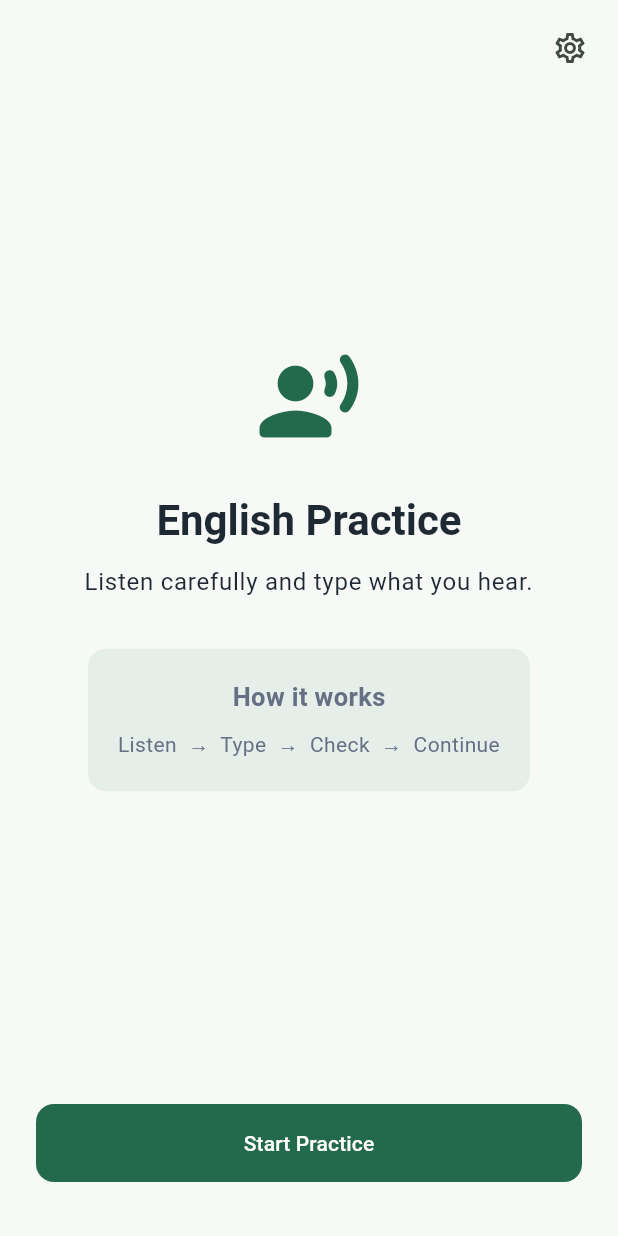
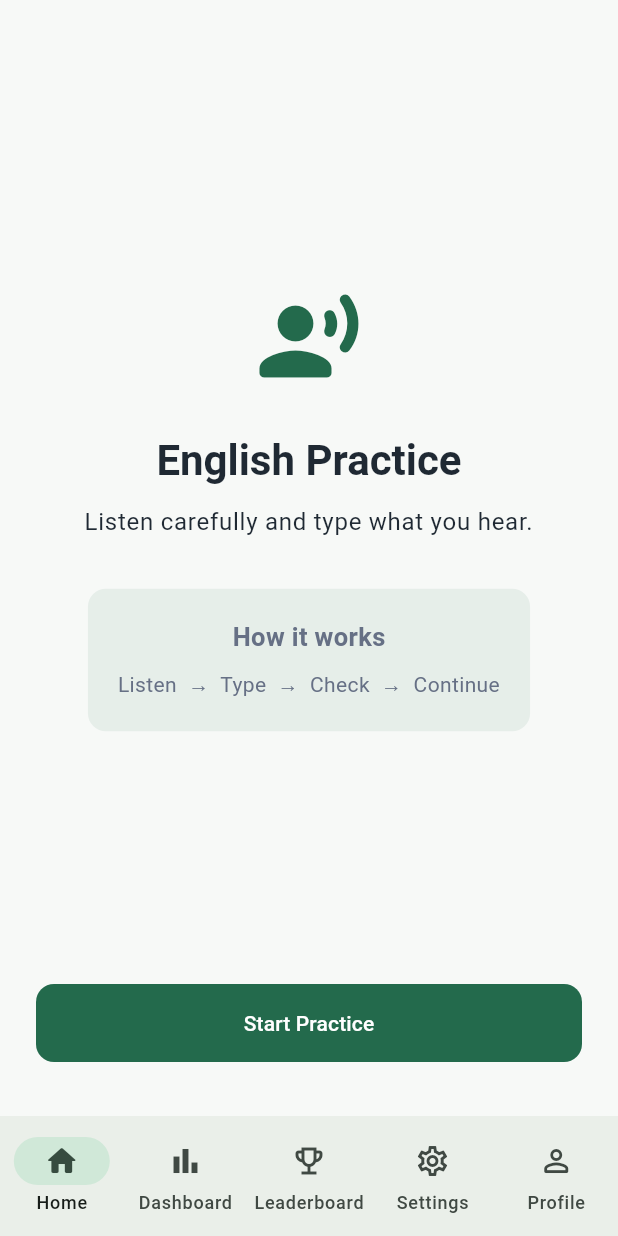
Before and after one commit to shahincse2/practice-english, a Flutter app: the screen it shows after launch, on a phone screen of 412 x 824 dp. Run offline on Flutter 3.47's test engine with Material 3 defaults, Android fonts, the phone set to English and light mode, and no system bars; our stand-ins replace audioplayers, flutter_tts, shared_preferences.

Commit message:
bottom navigation bar added

```diff
--- a/lib/app/app.dart
+++ b/lib/app/app.dart
@@ -2,7 +2,7 @@ import 'package:flutter/material.dart';
 
 import '../controllers/theme_controller.dart';
 import '../models/app_theme_mode.dart';
-import '../screens/home_screen.dart';
+import '../screens/main_navigation_screen.dart';
 import 'app_theme.dart';
 
 class EnglishPracticeApp extends StatelessWidget {
@@ -21,7 +21,7 @@ class EnglishPracticeApp extends StatelessWidget {
           theme: AppTheme.light(),
           darkTheme: AppTheme.dark(),
           themeMode: _themeMode,
-          home: const HomeScreen(),
+          home: const MainNavigationScreen(),
         );
       },
     );
--- a/lib/screens/home_screen.dart
+++ b/lib/screens/home_screen.dart
@@ -1,6 +1,5 @@
 import 'package:flutter/material.dart';
 
-import 'settings_screen.dart';
 import 'practice_setup_screen.dart';
 
 class HomeScreen extends StatelessWidget {
@@ -10,12 +9,6 @@ class HomeScreen extends StatelessWidget {
     Navigator.of(
       context,
     ).push(MaterialPageRoute(builder: (_) => const PracticeSetupScreen()));
-  }
-
-  void _openSettings(BuildContext context) {
-    Navigator.of(
-      context,
-    ).push(MaterialPageRoute(builder: (_) => const SettingsScreen()));
   }
 
   @override
@@ -62,15 +55,6 @@ class HomeScreen extends StatelessWidget {
                 ],
               ),
             ),
-            Positioned(
-              top: 8,
-              right: 8,
-              child: IconButton(
-                tooltip: 'Audio Settings',
-                onPressed: () => _openSettings(context),
-                icon: const Icon(Icons.settings_outlined),
-              ),
-            ),
           ],
         ),
       ),
--- /dev/null
+++ b/lib/screens/main_navigation_screen.dart
@@ -0,0 +1,66 @@
+import 'package:flutter/material.dart';
+
+import 'dashboard_screen.dart';
+import 'home_screen.dart';
+import 'leaderboard_screen.dart';
+import 'profile_screen.dart';
+import 'settings_screen.dart';
+
+class MainNavigationScreen extends StatefulWidget {
+  const MainNavigationScreen({super.key});
+
+  @override
+  State<MainNavigationScreen> createState() => _MainNavigationScreenState();
+}
+
+class _MainNavigationScreenState extends State<MainNavigationScreen> {
+  int _index = 0;
+
+  final _screens = const [
+    HomeScreen(),
+    DashboardScreen(),
+    LeaderboardScreen(),
+    SettingsScreen(),
+    ProfileScreen(),
+  ];
+
+  @override
+  Widget build(BuildContext context) {
+    return Scaffold(
+      body: IndexedStack(index: _index, children: _screens),
+      bottomNavigationBar: NavigationBar(
+        selectedIndex: _index,
+        onDestinationSelected: (index) {
+          setState(() => _index = index);
+        },
+        destinations: const [
+          NavigationDestination(
+            icon: Icon(Icons.home_outlined),
+            selectedIcon: Icon(Icons.home_rounded),
+            label: 'Home',
+          ),
+          NavigationDestination(
+            icon: Icon(Icons.bar_chart_outlined),
+            selectedIcon: Icon(Icons.bar_chart_rounded),
+            label: 'Dashboard',
+          ),
+          NavigationDestination(
+            icon: Icon(Icons.emoji_events_outlined),
+            selectedIcon: Icon(Icons.emoji_events_rounded),
+            label: 'Leaderboard',
+          ),
+          NavigationDestination(
+            icon: Icon(Icons.settings_outlined),
+            selectedIcon: Icon(Icons.settings_rounded),
+            label: 'Settings',
+          ),
+          NavigationDestination(
+            icon: Icon(Icons.person_outline_rounded),
+            selectedIcon: Icon(Icons.person_rounded),
+            label: 'Profile',
+          ),
+        ],
+      ),
+    );
+  }
+}
```
Also changed, not shown: lib/screens/dashboard_screen.dart (added, +18 -0 lines), lib/screens/leaderboard_screen.dart (added, +18 -0 lines), lib/screens/profile_screen.dart (added, +18 -0 lines).
